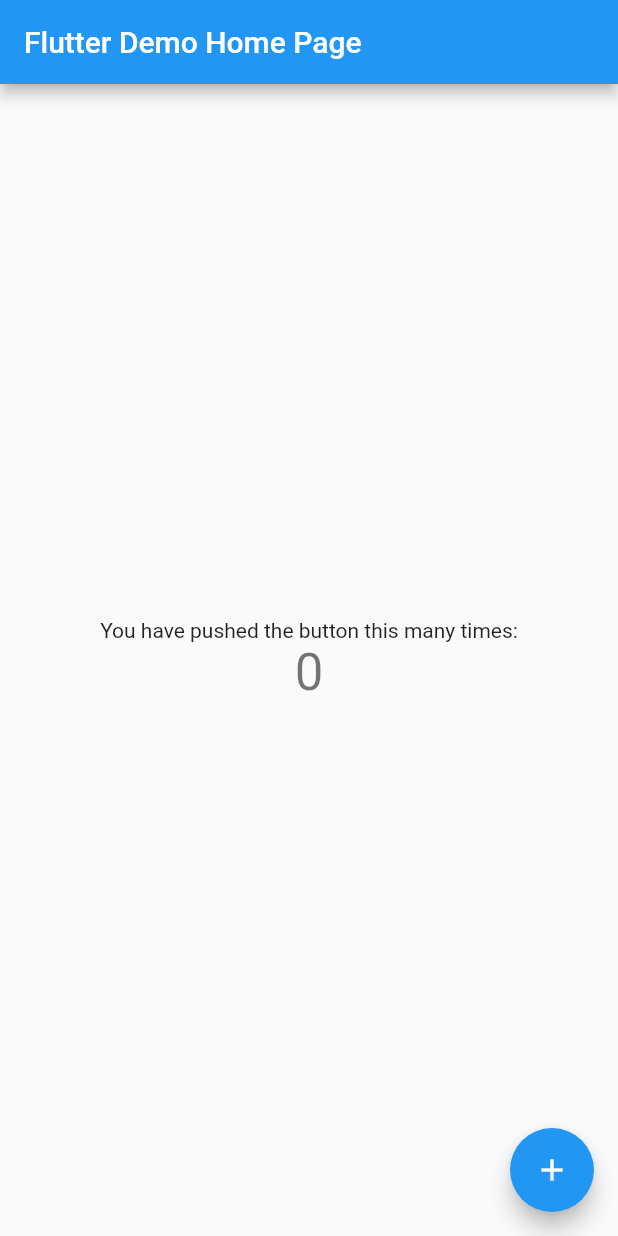
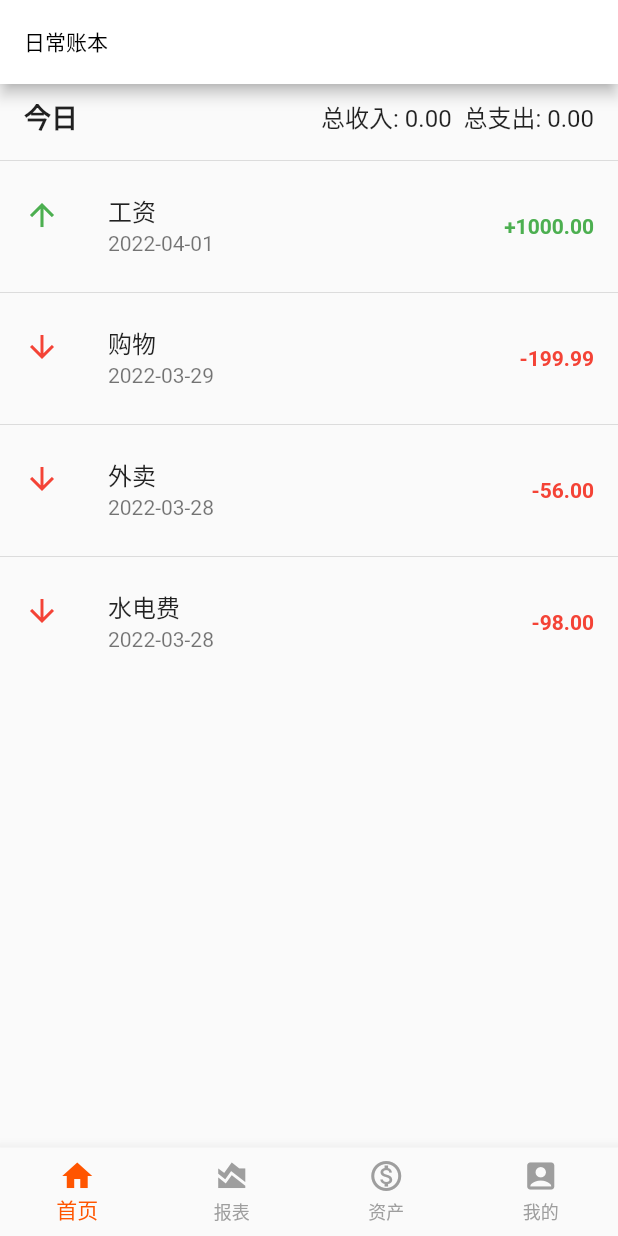
Before and after one commit to RoninHan/record_book_app, a Flutter app: the screen it shows after launch, on a phone screen of 412 x 824 dp. Run offline on Flutter 3.47's test engine with Material 2 defaults, Android fonts, the phone set to English and light mode, and no system bars; our stand-ins replace dio, fl_chart, mobx; missing offline and left inert: build_runner; generated files the repository leaves out were written again.

Commit message:
添加首页，报表，资产，我的简单界面

```diff
--- a/lib/main.dart
+++ b/lib/main.dart
@@ -1,6 +1,9 @@
 import 'package:flutter/material.dart';
-import 'package:flutter_mobx/flutter_mobx.dart';
-import 'package:mobx/mobx.dart';
+import 'package:record_book_app/pages/asset/index.dart';
+import 'package:record_book_app/pages/home/index.dart';
+import 'package:record_book_app/pages/report/index.dart';
+
+import 'pages/my/index.dart';
 
 void main() {
   runApp(const MyApp());
@@ -15,15 +18,6 @@
     return MaterialApp(
       title: 'Flutter Demo',
       theme: ThemeData(
-        // This is the theme of your application.
-        //
-        // Try running your application with "flutter run". You'll see the
-        // application has a blue toolbar. Then, without quitting the app, try
-        // changing the primarySwatch below to Colors.green and then invoke
-        // "hot reload" (press "r" in the console where you ran "flutter run",
-        // or simply save your changes to "hot reload" in a Flutter IDE).
-        // Notice that the counter didn't reset back to zero; the application
-        // is not restarted.
         primarySwatch: Colors.blue,
       ),
       home: const MyHomePage(title: 'Flutter Demo Home Page'),
@@ -34,15 +28,6 @@
 class MyHomePage extends StatefulWidget {
   const MyHomePage({super.key, required this.title});
 
-  // This widget is the home page of your application. It is stateful, meaning
-  // that it has a State object (defined below) that contains fields that affect
-  // how it looks.
-
-  // This class is the configuration for the state. It holds the values (in this
-  // case the title) provided by the parent (in this case the App widget) and
-  // used by the build method of the State. Fields in a Widget subclass are
-  // always marked "final".
-
   final String title;
 
   @override
@@ -50,68 +35,53 @@
 }
 
 class _MyHomePageState extends State<MyHomePage> {
-  int _counter = 0;
+  int _selectedIndex = 0;
+  static const TextStyle optionStyle =
+      TextStyle(fontSize: 30, fontWeight: FontWeight.bold);
+  static const List<Widget> _widgetOptions = <Widget>[
+    HomePage(),
+    ReportPage(),
+    AssetPage(),
+    MyPage()
+  ];
 
-  void _incrementCounter() {
+  void _onItemTapped(int index) {
     setState(() {
-      // This call to setState tells the Flutter framework that something has
-      // changed in this State, which causes it to rerun the build method below
-      // so that the display can reflect the updated values. If we changed
-      // _counter without calling setState(), then the build method would not be
-      // called again, and so nothing would appear to happen.
-      _counter++;
+      _selectedIndex = index;
     });
   }
 
   @override
   Widget build(BuildContext context) {
-    // This method is rerun every time setState is called, for instance as done
-    // by the _incrementCounter method above.
-    //
-    // The Flutter framework has been optimized to make rerunning build methods
-    // fast, so that you can just rebuild anything that needs updating rather
-    // than having to individually change instances of widgets.
     return Scaffold(
-      appBar: AppBar(
-        // Here we take the value from the MyHomePage object that was created by
-        // the App.build method, and use it to set our appbar title.
-        title: Text(widget.title),
+      body: Center(
+        child: _widgetOptions.elementAt(_selectedIndex),
       ),
-      body: Center(
-        // Center is a layout widget. It takes a single child and positions it
-        // in the middle of the parent.
-        child: Column(
-          // Column is also a layout widget. It takes a list of children and
-          // arranges them vertically. By default, it sizes itself to fit its
-          // children horizontally, and tries to be as tall as its parent.
-          //
-          // Invoke "debug painting" (press "p" in the console, choose the
-          // "Toggle Debug Paint" action from the Flutter Inspector in Android
-          // Studio, or the "Toggle Debug Paint" command in Visual Studio Code)
-          // to see the wireframe for each widget.
-          //
-          // Column has various properties to control how it sizes itself and
-          // how it positions its children. Here we use mainAxisAlignment to
-          // center the children vertically; the main axis here is the vertical
-          // axis because Columns are vertical (the cross axis would be
-          // horizontal).
-          mainAxisAlignment: MainAxisAlignment.center,
-          children: <Widget>[
-            const Text(
-              'You have pushed the button this many times:',
-            ),
-            Text(
-              '$_counter',
-              style: Theme.of(context).textTheme.headlineMedium,
-            ),
-          ],
-        ),
+      bottomNavigationBar: BottomNavigationBar(
+        items: const <BottomNavigationBarItem>[
+          BottomNavigationBarItem(
+            icon: Icon(Icons.home),
+            label: '首页',
+          ),
+          BottomNavigationBarItem(
+            icon: Icon(Icons.area_chart),
+            label: '报表',
+          ),
+          BottomNavigationBarItem(
+            icon: Icon(Icons.monetization_on_outlined),
+            label: '资产',
+          ),
+          BottomNavigationBarItem(
+            icon: Icon(Icons.account_box),
+            label: '我的',
+          ),
+        ],
+        currentIndex: _selectedIndex,
+        unselectedItemColor: Colors.grey,
+        selectedItemColor: const Color.fromARGB(255, 255, 85, 0),
+        onTap: _onItemTapped,
+        type: BottomNavigationBarType.fixed,
       ),
-      floatingActionButton: FloatingActionButton(
-        onPressed: _incrementCounter,
-        tooltip: 'Increment',
-        child: const Icon(Icons.add),
-      ), // This trailing comma makes auto-formatting nicer for build methods.
     );
   }
 }
--- /dev/null
+++ b/lib/pages/home/index.dart
@@ -0,0 +1,103 @@
+import 'package:flutter/material.dart';
+
+class HomePage extends StatelessWidget {
+  const HomePage({Key? key}) : super(key: key);
+
+  @override
+  Widget build(BuildContext context) {
+    return Scaffold(
+      appBar: AppBar(
+        title: const Text(
+          '日常账本',
+        ),
+        actions: <Widget>[
+          IconButton(
+            icon: const Icon(Icons.add),
+            onPressed: () {},
+          ),
+        ],
+        backgroundColor: Colors.white,
+        titleTextStyle: const TextStyle(color: Colors.black),
+        centerTitle: false,
+      ),
+      body: ListView(
+        children: [
+          Padding(
+            padding:
+                const EdgeInsets.symmetric(horizontal: 16.0, vertical: 8.0),
+            child: Row(
+              mainAxisAlignment: MainAxisAlignment.spaceBetween,
+              children: const [
+                Text(
+                  '今日',
+                  style: TextStyle(
+                    fontWeight: FontWeight.bold,
+                    fontSize: 18.0,
+                  ),
+                ),
+                Text(
+                  '总收入: 0.00  总支出: 0.00',
+                  style: TextStyle(
+                    fontSize: 16.0,
+                  ),
+                ),
+              ],
+            ),
+          ),
+          const Divider(),
+          const ListTile(
+            leading: Icon(Icons.arrow_upward, color: Colors.green),
+            title: Text('工资'),
+            subtitle: Text('2022-04-01'),
+            trailing: Text(
+              '+1000.00',
+              style: TextStyle(
+                fontWeight: FontWeight.bold,
+                color: Colors.green,
+              ),
+            ),
+          ),
+          const Divider(),
+          const ListTile(
+            leading: Icon(Icons.arrow_downward, color: Colors.red),
+            title: Text('购物'),
+            subtitle: Text('2022-03-29'),
+            trailing: Text(
+              '-199.99',
+              style: TextStyle(
+                fontWeight: FontWeight.bold,
+                color: Colors.red,
+              ),
+            ),
+          ),
+          const Divider(),
+          const ListTile(
+            leading: Icon(Icons.arrow_downward, color: Colors.red),
+            title: Text('外卖'),
+            subtitle: Text('2022-03-28'),
+            trailing: Text(
+              '-56.00',
+              style: TextStyle(
+                fontWeight: FontWeight.bold,
+                color: Colors.red,
+              ),
+            ),
+          ),
+          const Divider(),
+          const ListTile(
+            leading: Icon(Icons.arrow_downward, color: Colors.red),
+            title: Text('水电费'),
+            subtitle: Text('2022-03-28'),
+            trailing: Text(
+              '-98.00',
+              style: TextStyle(
+                fontWeight: FontWeight.bold,
+                color: Colors.red,
+              ),
+            ),
+          ),
+        ],
+      ),
+    );
+  }
+}
--- a/pubspec.yaml
+++ b/pubspec.yaml
@@ -38,6 +38,7 @@
   mobx: ^2.1.4
   flutter_mobx: ^2.0.6+5
   flutter_dotenv: ^5.0.2
+  fl_chart: ^0.61.0
 
 dev_dependencies:
   flutter_test:
```
Also changed, not shown: lib/pages/asset/index.dart (added, +108 -0 lines), lib/pages/my/index.dart (added, +86 -0 lines), lib/pages/report/index.dart (added, +132 -0 lines), pubspec.lock.
